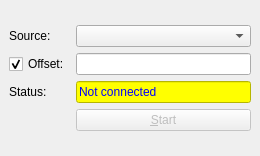
The window that lavuelib/ui/SourceForm.ui (syncope/lavue) describes before a commit, drawn with Qt 5.
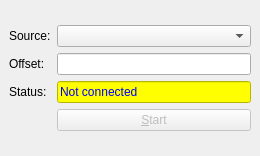
The same window after the commit.

Commit message: add multi sources

Patch:
```diff
--- a/lavuelib/ui/SourceForm.ui
+++ b/lavuelib/ui/SourceForm.ui
@@ -61,16 +61,6 @@
        </property>
       </widget>
      </item>
-     <item row="1" column="0">
-      <widget class="QCheckBox" name="translationCheckBox">
-       <property name="text">
-        <string>Offset:</string>
-       </property>
-       <property name="checked">
-        <bool>true</bool>
-       </property>
-      </widget>
-     </item>
      <item row="2" column="1">
       <widget class="QLineEdit" name="cStatusLineEdit">
        <property name="font">
@@ -128,6 +118,19 @@
        </property>
       </widget>
      </item>
+     <item row="1" column="0">
+      <widget class="QLabel" name="translationLabel">
+       <property name="toolTip">
+        <string>&lt;html&gt;&lt;head/&gt;&lt;body&gt;&lt;p&gt;Translation in x,y-pixels, e.g. 0,300 or 150,140&lt;/p&gt;&lt;/body&gt;&lt;/html&gt;</string>
+       </property>
+       <property name="text">
+        <string>Offset:</string>
+       </property>
+       <property name="buddy">
+        <cstring>translationLineEdit</cstring>
+       </property>
+      </widget>
+     </item>
     </layout>
    </item>
   </layout>
```
Left out of the diff: 4 changed lines with no effect on the pictures. The commit also changes 8 other files.
